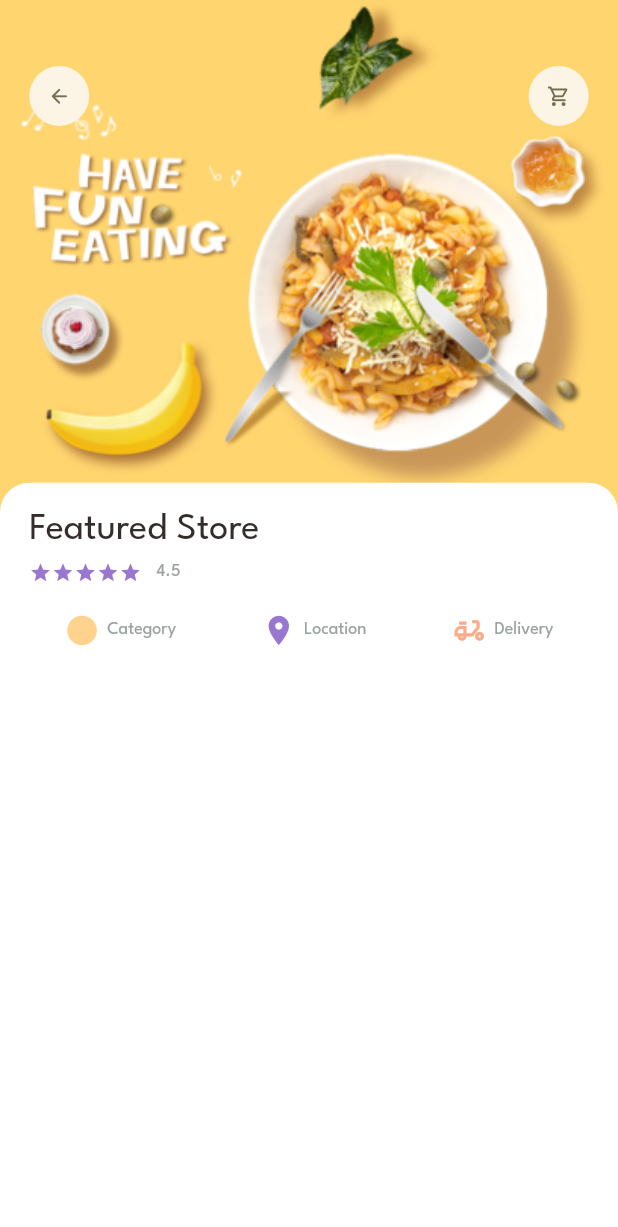
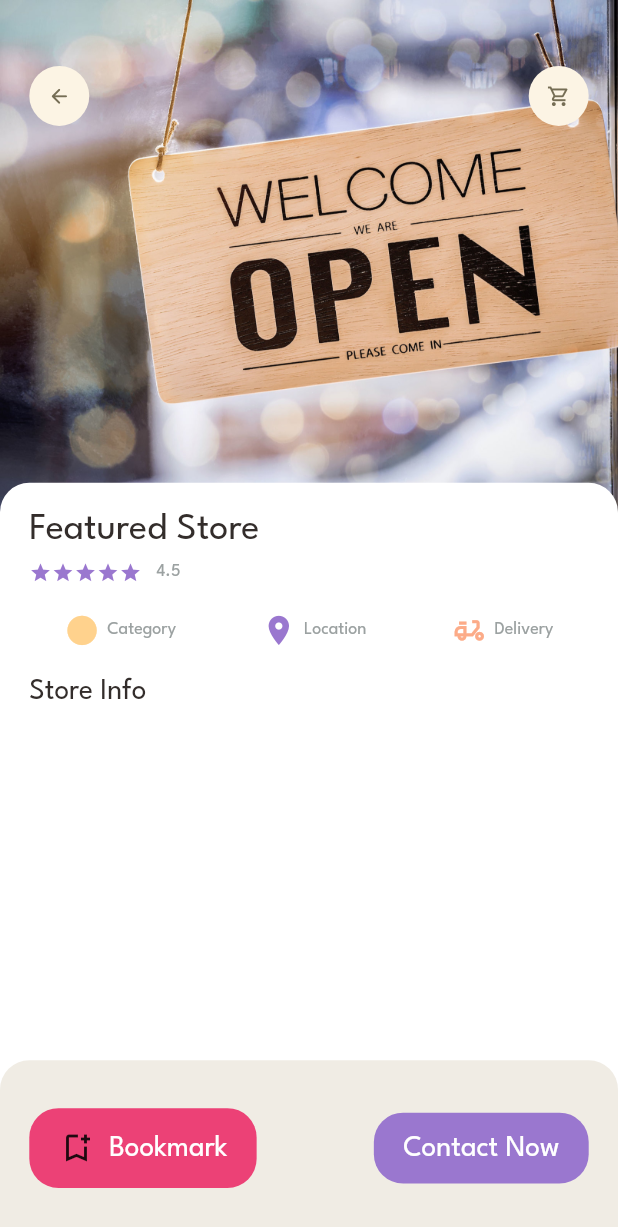
Before and after one commit to KanielPinto/lokal-app, a Flutter app: the screen it shows after launch, on a phone screen of 412 x 824 dp. Shown: the top 1227 px of the screen. Run offline on Flutter 3.47's test engine with Material 2 defaults, Android fonts, the phone set to English and light mode, and no system bars; our stand-ins replace dots_indicator, get.

Commit message:
popular stores widget progress

```diff
--- a/lokal_app_v1/lib/pages/homepage/home_page_body.dart
+++ b/lokal_app_v1/lib/pages/homepage/home_page_body.dart
@@ -1,4 +1,4 @@
-// ignore_for_file: prefer_const_constructors
+// ignore_for_file: prefer_const_constructors, sized_box_for_whitespace
 
 import 'package:flutter/cupertino.dart';
 import 'package:flutter/material.dart';
@@ -61,7 +61,7 @@ class _HomePageBodyState extends State<HomePageBody> {
           decorator: DotsDecorator(activeColor: AppColors.mainColor),
         ),
 
-        //Popular text
+        // //Popular text
         SizedBox(
           height: Dimensions.height30,
         ),
@@ -102,7 +102,7 @@ class _HomePageBodyState extends State<HomePageBody> {
                           color: Colors.white38,
                           image: DecorationImage(
                             fit: BoxFit.cover,
-                            image: AssetImage("assets/image/food0.png"),
+                            image: AssetImage("assets/image/store0.jpg"),
                           ),
                         )),
 
@@ -220,7 +220,7 @@ class _HomePageBodyState extends State<HomePageBody> {
                 color: index.isEven ? Color(0xFF69c5df) : Color(0xFF9294cc),
                 image: DecorationImage(
                     fit: BoxFit.cover,
-                    image: AssetImage("assets/image/food0.png"))),
+                    image: AssetImage("assets/image/store0.jpg"))),
           ),
           Align(
             alignment: Alignment.bottomCenter,
--- a/lokal_app_v1/lib/pages/store/popular_store.dart
+++ b/lokal_app_v1/lib/pages/store/popular_store.dart
@@ -1,4 +1,4 @@
-// ignore_for_file: prefer_const_constructors
+// ignore_for_file: prefer_const_constructors, prefer_const_literals_to_create_immutables
 
 import 'package:flutter/material.dart';
 import 'package:flutter/src/widgets/container.dart';
@@ -17,6 +17,7 @@ class PopularStore extends StatelessWidget {
   @override
   Widget build(BuildContext context) {
     return Scaffold(
+      backgroundColor: Colors.white,
       body: Stack(
         children: [
           Positioned(
@@ -28,7 +29,7 @@ class PopularStore extends StatelessWidget {
                 decoration: BoxDecoration(
                     image: DecorationImage(
                         fit: BoxFit.cover,
-                        image: AssetImage("assets/image/food0.png"))),
+                        image: AssetImage("assets/image/store0.jpg"))),
               )),
           Positioned(
               top: Dimensions.height45,
@@ -57,13 +58,80 @@ class PopularStore extends StatelessWidget {
                     topLeft: Radius.circular(Dimensions.radius20),
                   ),
                   color: Colors.white),
-              child: InfoDrawer(
-                text: "Featured Store",
+              child: Column(
+                crossAxisAlignment: CrossAxisAlignment.start,
+                children: [
+                  InfoDrawer(
+                    text: "Featured Store",
+                  ),
+                  SizedBox(
+                    height: Dimensions.height20,
+                  ),
+                  HeaderText(text: "Store Info"),
+                ],
               ),
             ),
           ),
         ],
       ),
+      bottomNavigationBar: Container(
+        height: Dimensions.bottomHeightBar,
+        padding: EdgeInsets.only(
+            top: Dimensions.height30,
+            bottom: Dimensions.height30,
+            left: Dimensions.width20,
+            right: Dimensions.width20),
+        decoration: BoxDecoration(
+            color: AppColors.buttonBackgroundColor,
+            borderRadius: BorderRadius.only(
+              topLeft: Radius.circular(Dimensions.radius20),
+              topRight: Radius.circular(Dimensions.radius20),
+            )),
+        child: Row(
+          mainAxisAlignment: MainAxisAlignment.spaceBetween,
+          children: [
+            Container(
+              padding: EdgeInsets.only(
+                  top: Dimensions.height15,
+                  bottom: Dimensions.height15,
+                  left: Dimensions.width20,
+                  right: Dimensions.width20),
+              decoration: BoxDecoration(
+                borderRadius: BorderRadius.circular(Dimensions.radius20),
+                color: AppColors.pinkColor,
+              ),
+              child: Row(
+                mainAxisAlignment: MainAxisAlignment.spaceEvenly,
+                children: [
+                  Icon(Icons.bookmark_add_outlined),
+                  SizedBox(
+                    width: Dimensions.width10,
+                  ),
+                  HeaderText(
+                    text: "Bookmark",
+                    color: Colors.white,
+                  )
+                ],
+              ),
+            ),
+            Container(
+              padding: EdgeInsets.only(
+                  top: Dimensions.height15,
+                  bottom: Dimensions.height15,
+                  left: Dimensions.width20,
+                  right: Dimensions.width20),
+              decoration: BoxDecoration(
+                borderRadius: BorderRadius.circular(Dimensions.radius20),
+                color: AppColors.mainColor,
+              ),
+              child: HeaderText(
+                text: 'Contact Now',
+                color: Colors.white,
+              ),
+            ),
+          ],
+        ),
+      ),
     );
   }
 }
--- a/lokal_app_v1/lib/utils/colors.dart
+++ b/lokal_app_v1/lib/utils/colors.dart
@@ -7,10 +7,11 @@ class AppColors {
   static const Color iconColor1 = Color(0xFFffd28d);
   static const Color iconColor2 = Color(0xFFfcab88);
   static const Color paraColor = Color(0xFF8f837f);
-  static const Color buttonBackgroundColor = Color(0xFFf7f6f4);
+  static const Color buttonBackgroundColor = Color.fromARGB(255, 240, 236, 228);
   static const Color signColor = Color(0xFFa9a29f);
   static const Color titleColor = Color(0xFF5c524f);
   static const Color mainBlackColor = Color(0xFF332d2b);
   //static const Color yellowColor = const Color(0xFFfa7552);
   static const Color yellowColor = Color(0xFFffd379);
+  static const Color pinkColor = Color(0xFFec4176);
 }
--- a/lokal_app_v1/lib/utils/dimensions.dart
+++ b/lokal_app_v1/lib/utils/dimensions.dart
@@ -42,4 +42,7 @@ class Dimensions {
 
   //popular store
   static double popularStoreImgSize = screenHeight / 2.41;
+
+  //bottom height
+  static double bottomHeightBar = screenHeight / 7.03;
 }
--- /dev/null
+++ b/lokal_app_v1/lib/widgets/expandable_text.dart
@@ -0,0 +1,16 @@
+import 'package:flutter/src/widgets/container.dart';
+import 'package:flutter/src/widgets/framework.dart';
+
+class ExpandableText extends StatefulWidget {
+  const ExpandableText({super.key});
+
+  @override
+  State<ExpandableText> createState() => _ExpandableTextState();
+}
+
+class _ExpandableTextState extends State<ExpandableText> {
+  @override
+  Widget build(BuildContext context) {
+    return Container();
+  }
+}
--- a/lokal_app_v1/lib/widgets/header_text.dart
+++ b/lokal_app_v1/lib/widgets/header_text.dart
@@ -22,7 +22,7 @@ class HeaderText extends StatelessWidget {
   Widget build(BuildContext context) {
     return Text(
       text,
-      maxLines: 1,
+      //maxLines: 1,
       overflow: overflow,
       style: TextStyle(
           fontFamily: 'LeagueSpartan',
```
Also changed, not shown: lokal_app_v1/assets/image/store0.jpg (added).
